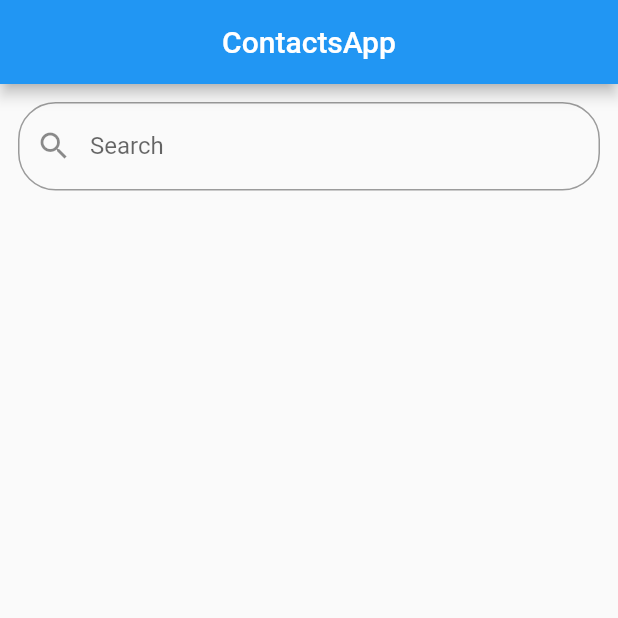
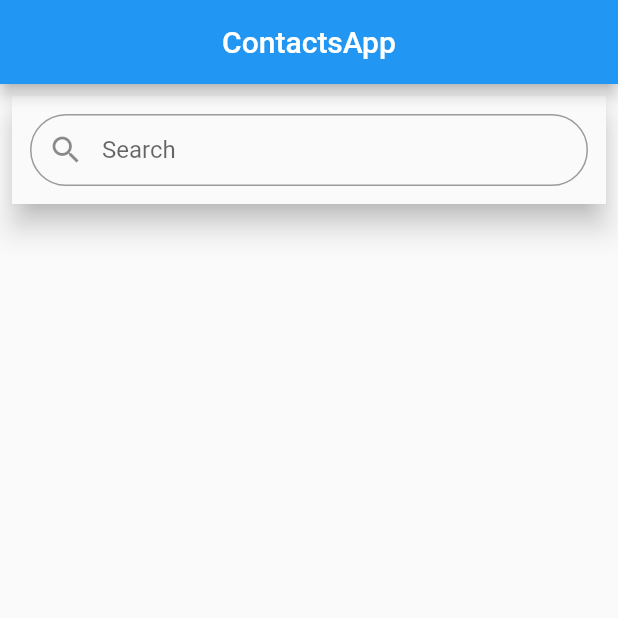
Before and after one commit to Sarath-2k/contactsapp, a Flutter app: the screen it shows after launch, on a phone screen of 412 x 824 dp, the top half of it. Run offline on Flutter 3.47's test engine with Material 2 defaults, Android fonts, the phone set to English and light mode, and no system bars; our stand-ins replace cloud_firestore; accounts and stored records are empty.

Commit message:
searchbar improved

```diff
--- a/lib/HomeScreen.dart
+++ b/lib/HomeScreen.dart
@@ -57,8 +57,14 @@ class _HomeScreenState extends State<HomeScreen> {
         ),
         body: Column(
           children: <Widget>[
-            Padding(
-              padding: const EdgeInsets.all(12.0),
+            Container(
+              height: 72,
+              margin: EdgeInsets.only(left: 8, right: 8, top: 8, bottom: 4),
+              child: Material(
+                elevation: 8,
+                child: Padding(
+                  padding: const EdgeInsets.only(
+                      bottom: 12, left: 12, right: 12, top: 12),
                   child: TextField(
                     onChanged: (value) {
                       filterSearch(value.toLowerCase());
@@ -69,10 +75,14 @@ class _HomeScreenState extends State<HomeScreen> {
                         hintText: "Search",
                         prefixIcon: Icon(Icons.search),
                         border: OutlineInputBorder(
-                        borderRadius: BorderRadius.all(Radius.circular(25.0)))),
+                            borderRadius:
+                                BorderRadius.all(Radius.circular(25.0)))),
                   ),
                 ),
-            ListView.builder(
+              ),
+            ),
+            Flexible(
+              child: ListView.builder(
                 shrinkWrap: true,
                 itemBuilder: (context, index) {
                   return Padding(
@@ -101,6 +111,7 @@ class _HomeScreenState extends State<HomeScreen> {
                 },
                 itemCount: filteredList.length,
               ),
+            ),
           ],
         ),
       ),
```
Lines whose indentation alone changed are shown as unchanged.
